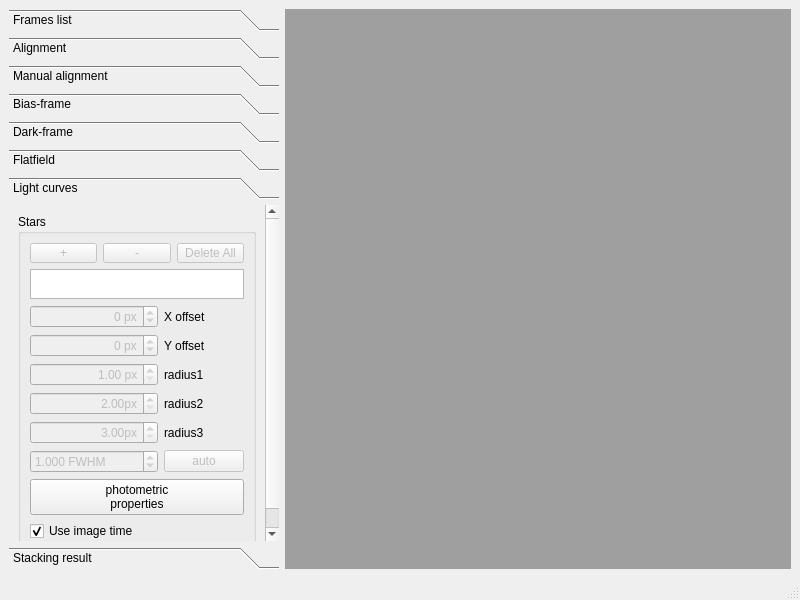
Old version of the form lxnstack/data/ui/main.ui in the repository mauritiusdadd/lxnstack.
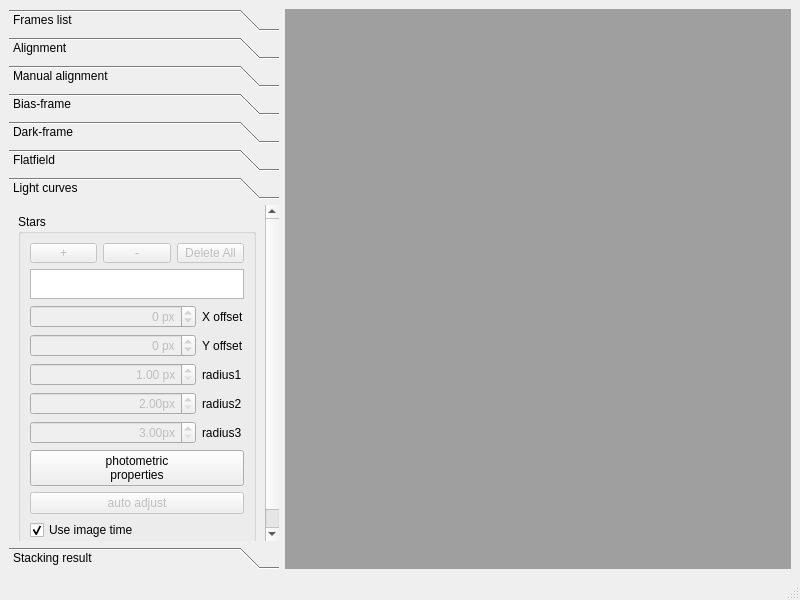
New version of the form. The open tabs and pages were chosen to show the change. Icons and pictures are not drawn.

Diff of the .ui file:
```diff
--- a/lxnstack/data/ui/main.ui
+++ b/lxnstack/data/ui/main.ui
@@ -1294,9 +1294,9 @@
       <widget class="QWidget" name="page_curves">
        <property name="geometry">
         <rect>
-         <x>0</x>
+         <x>-5</x>
          <y>0</y>
-         <width>284</width>
+         <width>267</width>
          <height>426</height>
         </rect>
        </property>
@@ -1643,35 +1643,6 @@
                </property>
               </widget>
              </item>
-             <item row="6" column="1">
-              <widget class="QPushButton" name="fwhmAutoPushButton">
-               <property name="enabled">
-                <bool>false</bool>
-               </property>
-               <property name="text">
-                <string>auto</string>
-               </property>
-              </widget>
-             </item>
-             <item row="6" column="0">
-              <widget class="QDoubleSpinBox" name="fwhmDoubleSpinBox">
-               <property name="enabled">
-                <bool>false</bool>
-               </property>
-               <property name="suffix">
-                <string> FWHM</string>
-               </property>
-               <property name="decimals">
-                <number>3</number>
-               </property>
-               <property name="maximum">
-                <double>10.000000000000000</double>
-               </property>
-               <property name="value">
-                <double>1.000000000000000</double>
-               </property>
-              </widget>
-             </item>
             </layout>
            </item>
            <item>
@@ -1682,6 +1653,16 @@
              </property>
             </widget>
            </item>
+           <item>
+            <widget class="QPushButton" name="fwhmAutoPushButton">
+             <property name="enabled">
+              <bool>false</bool>
+             </property>
+             <property name="text">
+              <string>auto adjust</string>
+             </property>
+            </widget>
+           </item>
            <item>
             <widget class="QCheckBox" name="imageDateCheckBox">
              <property name="text">
```
Left out of the diff: 4 changed lines with no effect on the pictures.
